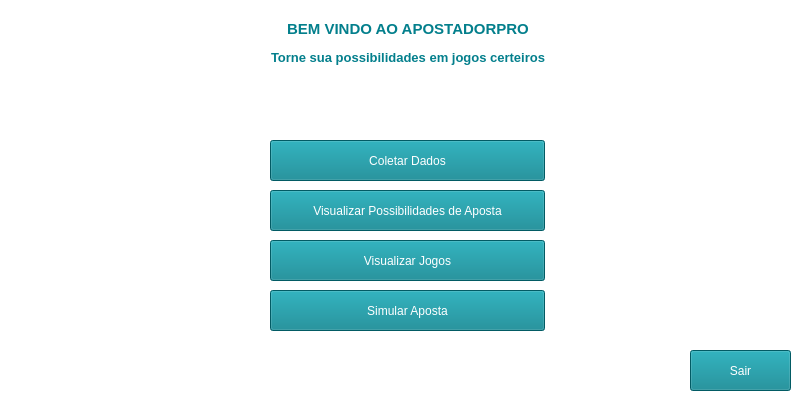
mateuscosta27/WebScraping, file formPrincipal.ui: the form before one commit.
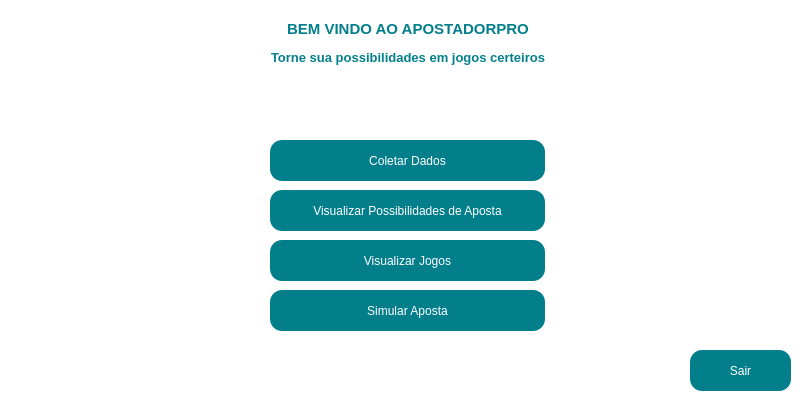
The form after the commit.

Patch:
```diff
--- a/formPrincipal.ui
+++ b/formPrincipal.ui
@@ -32,7 +32,11 @@
    <string/>
   </property>
   <property name="styleSheet">
-   <string notr="true">background-color: rgb(255, 255, 255);</string>
+   <string notr="true">background-color: rgb(255, 255, 255);
+border-radius: 20px;
+
+
+border-color: rgb(4, 35, 38);</string>
   </property>
   <property name="dockOptions">
    <set>QMainWindow::AllowTabbedDocks|QMainWindow::AnimatedDocks</set>
@@ -61,9 +65,27 @@
      </rect>
     </property>
     <property name="styleSheet">
-     <string notr="true">font: 75 11pt &quot;MS Shell Dlg 2&quot;;
-color: rgb(255, 255, 255);
-background-color: rgb(3, 127, 140);</string>
+     <string notr="true">QPushButton{
+	border-style: none;
+	border-width: 2px;
+	font: 75 11pt &quot;MS Shell Dlg 2&quot;;
+	color: rgb(255, 255, 255);
+	background-color: rgb(3, 127, 140);
+	border-radius: 12px;
+	border-bottom-color: rgb(4, 35, 38);
+	border-right-color:  rgb(4, 35, 38);
+}
+
+QPushButton:pressed{
+	border-style: insetset;
+	border-width: 2px;
+	font: 75 11pt &quot;MS Shell Dlg 2&quot;;
+	color: rgb(255, 255, 255);
+	background-color: rgb(3, 127, 140);
+	border-radius: 8px;
+	border-top-color: rgb(4, 35, 38);
+	border-left-color:  rgb(4, 35, 38);
+}</string>
     </property>
     <property name="text">
      <string>Sair</string>
@@ -79,9 +101,27 @@
      </rect>
     </property>
     <property name="styleSheet">
-     <string notr="true">font: 75 11pt &quot;MS Shell Dlg 2&quot;;
-color: rgb(255, 255, 255);
-background-color: rgb(3, 127, 140);</string>
+     <string notr="true">QPushButton{
+	border-style: none;
+	border-width: 2px;
+	font: 75 11pt &quot;MS Shell Dlg 2&quot;;
+	color: rgb(255, 255, 255);
+	background-color: rgb(3, 127, 140);
+	border-radius: 12px;
+	border-bottom-color: rgb(4, 35, 38);
+	border-right-color:  rgb(4, 35, 38);
+}
+
+QPushButton:pressed{
+	border-style: insetset;
+	border-width: 2px;
+	font: 75 11pt &quot;MS Shell Dlg 2&quot;;
+	color: rgb(255, 255, 255);
+	background-color: rgb(3, 127, 140);
+	border-radius: 8px;
+	border-top-color: rgb(4, 35, 38);
+	border-left-color:  rgb(4, 35, 38);
+}</string>
     </property>
     <property name="text">
      <string>Coletar Dados</string>
@@ -97,9 +137,27 @@
      </rect>
     </property>
     <property name="styleSheet">
-     <string notr="true">font: 75 11pt &quot;MS Shell Dlg 2&quot;;
-color: rgb(255, 255, 255);
-background-color: rgb(3, 127, 140);</string>
+     <string notr="true">QPushButton{
+	border-style: none;
+	border-width: 2px;
+	font: 75 11pt &quot;MS Shell Dlg 2&quot;;
+	color: rgb(255, 255, 255);
+	background-color: rgb(3, 127, 140);
+	border-radius: 12px;
+	border-bottom-color: rgb(4, 35, 38);
+	border-right-color:  rgb(4, 35, 38);
+}
+
+QPushButton:pressed{
+	border-style: insetset;
+	border-width: 2px;
+	font: 75 11pt &quot;MS Shell Dlg 2&quot;;
+	color: rgb(255, 255, 255);
+	background-color: rgb(3, 127, 140);
+	border-radius: 8px;
+	border-top-color: rgb(4, 35, 38);
+	border-left-color:  rgb(4, 35, 38);
+}</string>
     </property>
     <property name="text">
      <string>Visualizar Jogos</string>
@@ -115,9 +173,27 @@
      </rect>
     </property>
     <property name="styleSheet">
-     <string notr="true">font: 75 11pt &quot;MS Shell Dlg 2&quot;;
-color: rgb(255, 255, 255);
-background-color: rgb(3, 127, 140);</string>
+     <string notr="true">QPushButton{
+	border-style: none;
+	border-width: 2px;
+	font: 75 11pt &quot;MS Shell Dlg 2&quot;;
+	color: rgb(255, 255, 255);
+	background-color: rgb(3, 127, 140);
+	border-radius: 12px;
+	border-bottom-color: rgb(4, 35, 38);
+	border-right-color:  rgb(4, 35, 38);
+}
+
+QPushButton:pressed{
+	border-style: insetset;
+	border-width: 2px;
+	font: 75 11pt &quot;MS Shell Dlg 2&quot;;
+	color: rgb(255, 255, 255);
+	background-color: rgb(3, 127, 140);
+	border-radius: 8px;
+	border-top-color: rgb(4, 35, 38);
+	border-left-color:  rgb(4, 35, 38);
+}</string>
     </property>
     <property name="text">
      <string>Visualizar Possibilidades de Aposta</string>
@@ -133,9 +209,27 @@
      </rect>
     </property>
     <property name="styleSheet">
-     <string notr="true">font: 75 11pt &quot;MS Shell Dlg 2&quot;;
-color: rgb(255, 255, 255);
-background-color: rgb(3, 127, 140);</string>
+     <string notr="true">QPushButton{
+	border-style: none;
+	border-width: 2px;
+	font: 75 11pt &quot;MS Shell Dlg 2&quot;;
+	color: rgb(255, 255, 255);
+	background-color: rgb(3, 127, 140);
+	border-radius: 12px;
+	border-bottom-color: rgb(4, 35, 38);
+	border-right-color:  rgb(4, 35, 38);
+}
+
+QPushButton:pressed{
+	border-style: insetset;
+	border-width: 2px;
+	font: 75 11pt &quot;MS Shell Dlg 2&quot;;
+	color: rgb(255, 255, 255);
+	background-color: rgb(3, 127, 140);
+	border-radius: 8px;
+	border-top-color: rgb(4, 35, 38);
+	border-left-color:  rgb(4, 35, 38);
+}</string>
     </property>
     <property name="text">
      <string>Simular Aposta</string>
```
